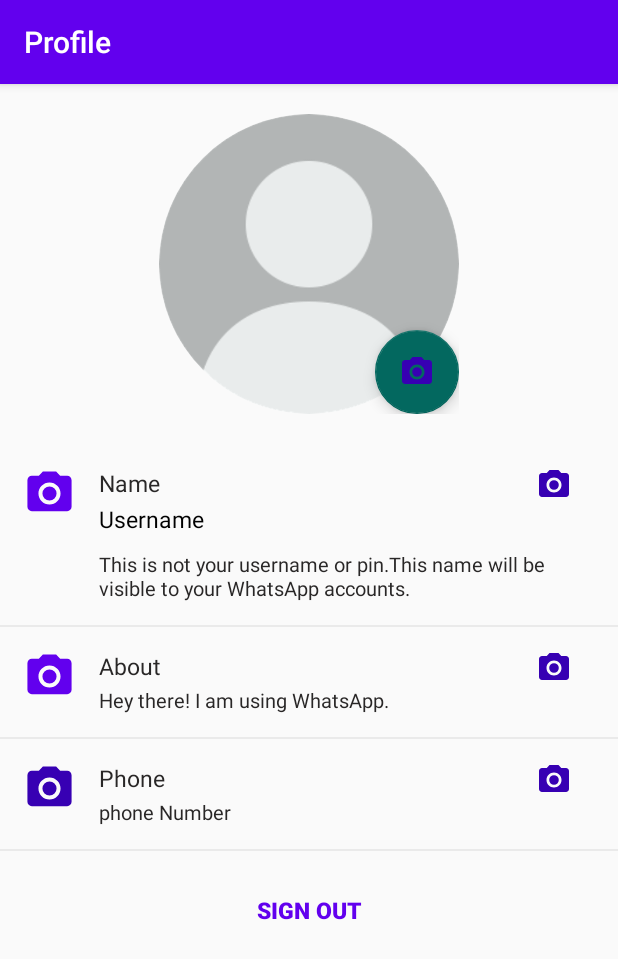
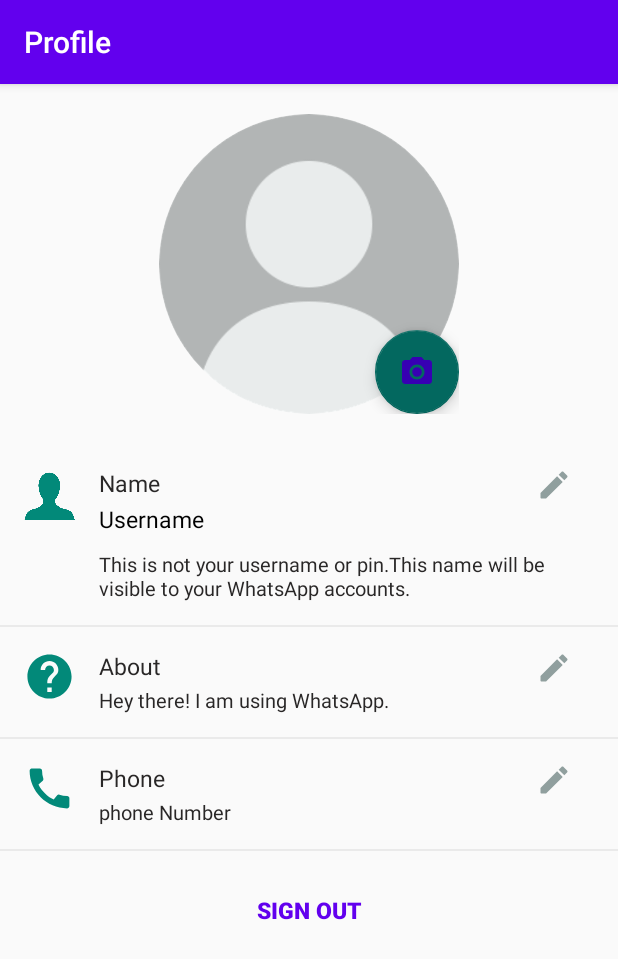
Before and after one commit to wajihasiddiqui/WhatsAppClone, an Android app: the layout activity_profile.xml on its own in the app's theme, with its tools: preview values and no code run, on a phone screen of 412 x 824 dp. Shown: the top 959 px of the screen. Run offline under Robolectric (Android 15) with nearby library versions, the phone set to English and light mode, and no system bars; plain views replace CircularImageView.

Commit message:
layout changes

```diff
--- /dev/null
+++ b/app/src/main/res/drawable/ic_baseline_crop_rotate_24.xml
@@ -0,0 +1,5 @@
+<vector android:height="24dp" android:tint="#F9FFF6"
+    android:viewportHeight="24" android:viewportWidth="24"
+    android:width="24dp" xmlns:android="http://schemas.android.com/apk/res/android">
+    <path android:fillColor="@android:color/white" android:pathData="M7.47,21.49C4.2,19.93 1.86,16.76 1.5,13L0,13c0.51,6.16 5.66,11 11.95,11 0.23,0 0.44,-0.02 0.66,-0.03L8.8,20.15l-1.33,1.34zM12.05,0c-0.23,0 -0.44,0.02 -0.66,0.04l3.81,3.81 1.33,-1.33C19.8,4.07 22.14,7.24 22.5,11L24,11c-0.51,-6.16 -5.66,-11 -11.95,-11zM16,14h2L18,8c0,-1.11 -0.9,-2 -2,-2h-6v2h6v6zM8,16L8,4L6,4v2L4,6v2h2v8c0,1.1 0.89,2 2,2h8v2h2v-2h2v-2L8,16z"/>
+</vector>
--- /dev/null
+++ b/app/src/main/res/drawable/ic_baseline_image_24.xml
@@ -0,0 +1,5 @@
+<vector android:height="24dp" android:tint="#F9FFF6"
+    android:viewportHeight="24" android:viewportWidth="24"
+    android:width="24dp" xmlns:android="http://schemas.android.com/apk/res/android">
+    <path android:fillColor="@android:color/white" android:pathData="M21,19V5c0,-1.1 -0.9,-2 -2,-2H5c-1.1,0 -2,0.9 -2,2v14c0,1.1 0.9,2 2,2h14c1.1,0 2,-0.9 2,-2zM8.5,13.5l2.5,3.01L14.5,12l4.5,6H5l3.5,-4.5z"/>
+</vector>
--- /dev/null
+++ b/app/src/main/res/drawable/ic_outline_more_vert_24.xml
@@ -0,0 +1,5 @@
+<vector android:height="24dp" android:tint="#F9FFF6"
+    android:viewportHeight="24" android:viewportWidth="24"
+    android:width="24dp" xmlns:android="http://schemas.android.com/apk/res/android">
+    <path android:fillColor="@android:color/white" android:pathData="M12,8c1.1,0 2,-0.9 2,-2s-0.9,-2 -2,-2 -2,0.9 -2,2 0.9,2 2,2zM12,10c-1.1,0 -2,0.9 -2,2s0.9,2 2,2 2,-0.9 2,-2 -0.9,-2 -2,-2zM12,16c-1.1,0 -2,0.9 -2,2s0.9,2 2,2 2,-0.9 2,-2 -0.9,-2 -2,-2z"/>
+</vector>
--- /dev/null
+++ b/app/src/main/res/drawable/ic_sharp_text_fields_24.xml
@@ -0,0 +1,5 @@
+<vector android:height="24dp" android:tint="#F9FFF6"
+    android:viewportHeight="24" android:viewportWidth="24"
+    android:width="24dp" xmlns:android="http://schemas.android.com/apk/res/android">
+    <path android:fillColor="@android:color/white" android:pathData="M2.5,4v3h5v12h3L10.5,7h5L15.5,4h-13zM21.5,9h-9v3h3v7h3v-7h3L21.5,9z"/>
+</vector>
--- a/app/src/main/res/layout/activity_profile.xml
+++ b/app/src/main/res/layout/activity_profile.xml
@@ -71,8 +71,8 @@
             <ImageView
                 android:layout_width="35dp"
                 android:layout_height="35dp"
-                android:src="@drawable/ic_baseline_photo_camera_24"
-                app:tint="@color/colorPrimary"
+                android:src="@drawable/personicon"
+                app:tint="#028979"
 
                 >
             </ImageView>
@@ -102,9 +102,9 @@
                     <ImageButton
                         android:layout_width="wrap_content"
                         android:layout_height="wrap_content"
-                        android:src="@drawable/ic_baseline_photo_camera_24"
+                        android:src="@drawable/ic_round_edit_24"
                         android:background="@android:color/transparent"
-                        android:tint="@color/colorPrimaryDark"
+                        app:tint="#909F9E"
                         >
 
                     </ImageButton>
@@ -152,8 +152,8 @@
             <ImageView
                 android:layout_width="35dp"
                 android:layout_height="35dp"
-                android:src="@drawable/ic_baseline_photo_camera_24"
-                app:tint="@color/colorPrimary"
+                android:src="@drawable/ic_baseline_help_24"
+                app:tint="#028979"
 
                 >
             </ImageView>
@@ -183,9 +183,9 @@
                     <ImageButton
                         android:layout_width="wrap_content"
                         android:layout_height="wrap_content"
-                        android:src="@drawable/ic_baseline_photo_camera_24"
+                        android:src="@drawable/ic_round_edit_24"
                         android:background="@android:color/transparent"
-                        android:tint="@color/colorPrimaryDark"
+                        app:tint="#909F9E"
                         >
 
                     </ImageButton>
@@ -221,8 +221,8 @@
             <ImageView
                 android:layout_width="35dp"
                 android:layout_height="35dp"
-                android:src="@drawable/ic_baseline_photo_camera_24"
-                app:tint="@color/colorPrimaryDark">
+                android:src="@drawable/ic_baseline_call_24"
+                app:tint="#028979">
             </ImageView>
 
 
@@ -250,9 +250,9 @@
                     <ImageButton
                         android:layout_width="wrap_content"
                         android:layout_height="wrap_content"
-                        android:src="@drawable/ic_baseline_photo_camera_24"
+                        android:src="@drawable/ic_round_edit_24"
                         android:background="@android:color/transparent"
-                        android:tint="@color/colorPrimaryDark"
+                        app:tint="#909F9E"
                         >
 
                     </ImageButton>
--- a/app/src/main/res/layout/activity_set_user_info.xml
+++ b/app/src/main/res/layout/activity_set_user_info.xml
@@ -16,7 +16,7 @@
             android:layout_height="wrap_content"
             android:text="Profile Info"
             android:textSize="17sp"
-            android:textColor="@color/colorPrimaryDark"
+            android:textColor="#185051"
             android:layout_gravity="center_horizontal"
             android:layout_marginTop="25dp">
 
@@ -27,7 +27,6 @@
             android:layout_height="wrap_content"
             android:text="Please  provide your name and an optional phone"
             android:textSize="14sp"
-            android:textColor="@color/colorAccent"
             android:layout_gravity="center_horizontal"
             android:layout_marginTop="25dp">
 
```
Also changed, not shown: app/src/main/res/layout/activity_add_status_pic.xml (+5 -5 lines), app/src/main/res/layout/activity_login.xml (+5 -5 lines).
